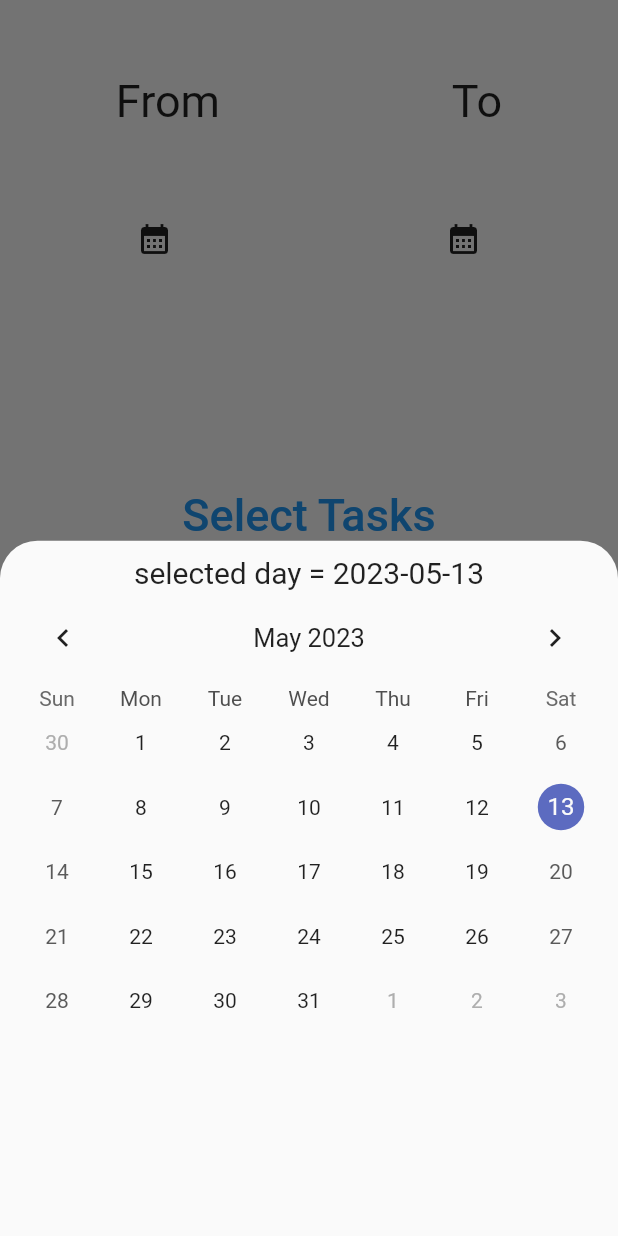
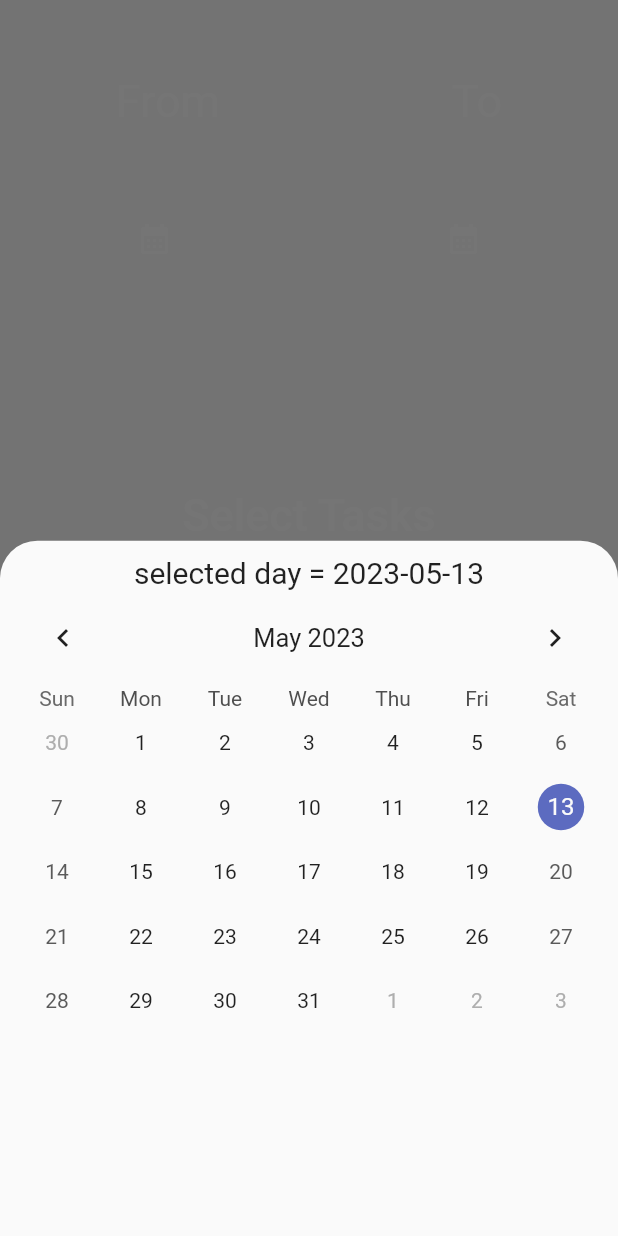
Before and after one commit to KhaledGhonem724/CS401-MobileApplication, a Flutter app: the Report1 widget shown alone on an empty page, opened directly, after a tap on the "calendar month" icon, on a phone screen of 412 x 824 dp. Run offline on Flutter 3.47's test engine with Material 2 defaults, Android fonts, the phone set to English and light mode, and no system bars; drawn by our look-alikes of table_calendar; our stand-ins replace cloud_firestore, firebase_core, google_nav_bar, stop_watch_timer; missing offline and left inert: dart:html; accounts and stored records are empty.

Commit message:
added ahmed pages Second time

```diff
--- a/lib/main.dart
+++ b/lib/main.dart
@@ -5,6 +5,7 @@ import 'package:project_app/screens/AddSession.dart';
 import 'package:project_app/screens/CreateTask.dart';
 import 'package:project_app/screens/DeleteTask.dart';
 import 'package:project_app/screens/HomePage.dart';
+import 'package:project_app/screens/Report.dart';
 import 'package:project_app/screens/tasks.dart';
 
 void main() {
@@ -24,6 +25,7 @@ class _MyAppState extends State<MyApp> {
       debugShowCheckedModeBanner: false,
       initialRoute: page1.id,
       routes: {
+        Report.id: (context) => Report(),
         page1.id: (context) => page1(),
         tasks.id: (context) => tasks(),
         deletetask.id: (context) => deletetask(),
--- a/lib/screens/Report1.dart
+++ b/lib/screens/Report1.dart
@@ -24,8 +24,8 @@ class _Report1State extends State<Report1> {
           Row(
             mainAxisAlignment: MainAxisAlignment.spaceAround,
             children: [
-              Text('From', style: TextStyle(fontSize: 30)),
-              Text('To', style: TextStyle(fontSize: 30)),
+              Text('From', style: TextStyle(fontSize: 30, color: Colors.white)),
+              Text('To', style: TextStyle(fontSize: 30, color: Colors.white)),
             ],
           ),
           SizedBox(
@@ -48,7 +48,10 @@ class _Report1State extends State<Report1> {
                           return Calender();
                         });
                   },
-                  icon: Icon(Icons.calendar_month)),
+                  icon: Icon(
+                    Icons.calendar_month,
+                    color: Colors.white,
+                  )),
               IconButton(
                   onPressed: () {
                     showModalBottomSheet(
@@ -65,7 +68,7 @@ class _Report1State extends State<Report1> {
                     );
                     // ignore: prefer_const_constructors
                   },
-                  icon: Icon(Icons.calendar_month)),
+                  icon: Icon(Icons.calendar_month, color: Colors.white)),
             ],
           ),
           Container(
@@ -88,7 +91,7 @@ class _Report1State extends State<Report1> {
                 },
                 child: Text(
                   'Select Tasks',
-                  style: TextStyle(fontSize: 30),
+                  style: TextStyle(fontSize: 30, color: Colors.white),
                 )),
           )),
           Container(
@@ -111,7 +114,7 @@ class _Report1State extends State<Report1> {
                 },
                 child: Text(
                   'View Report',
-                  style: TextStyle(fontSize: 30),
+                  style: TextStyle(fontSize: 30, color: Colors.white),
                 )),
           )),
         ],
```
Also changed, not shown: lib/screens/CreateTask.dart (+7 -9 lines), lib/screens/DeleteTask.dart (+8 -9 lines), lib/screens/HomePage.dart (+7 -3 lines), lib/screens/Report.dart (+7 -1 lines).
